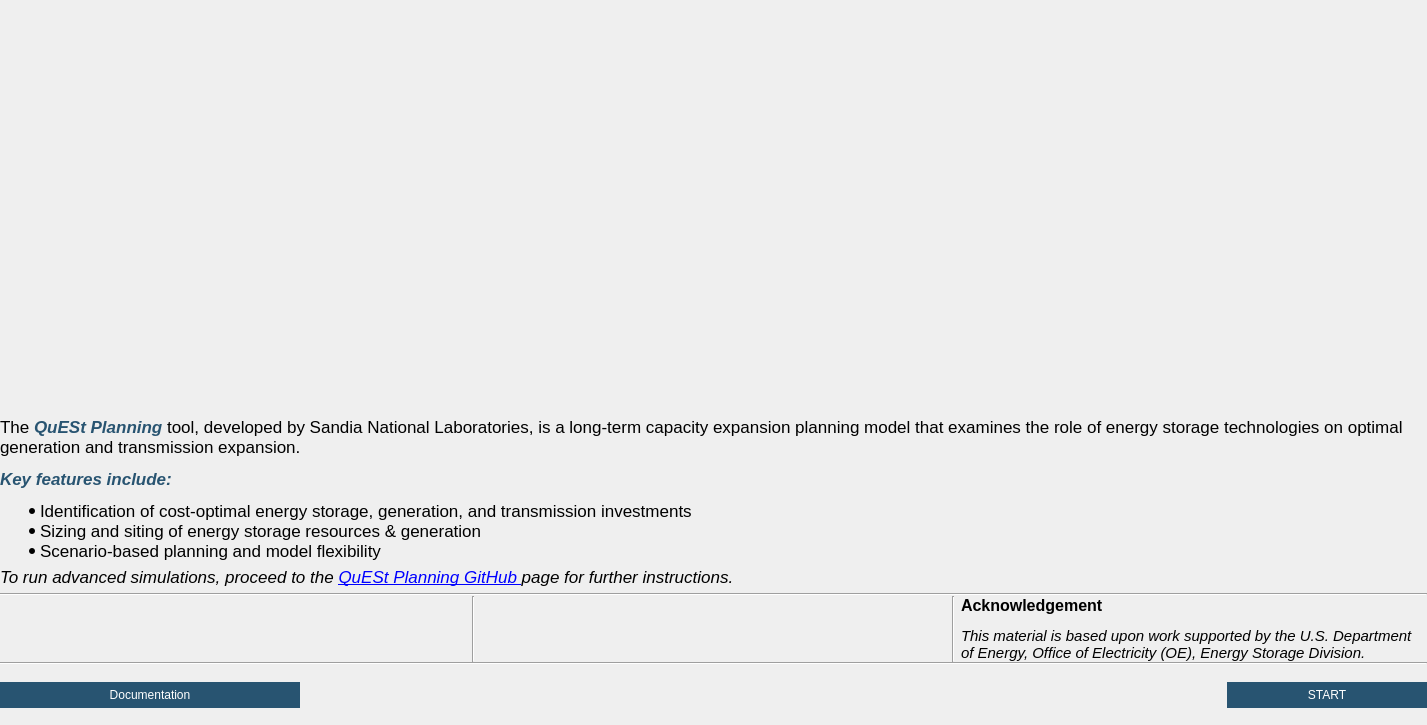
First picture: the form in quest_planning/gui/start_page/ui/start_screen.ui, repository sandialabs/quest_planning, before the edit.
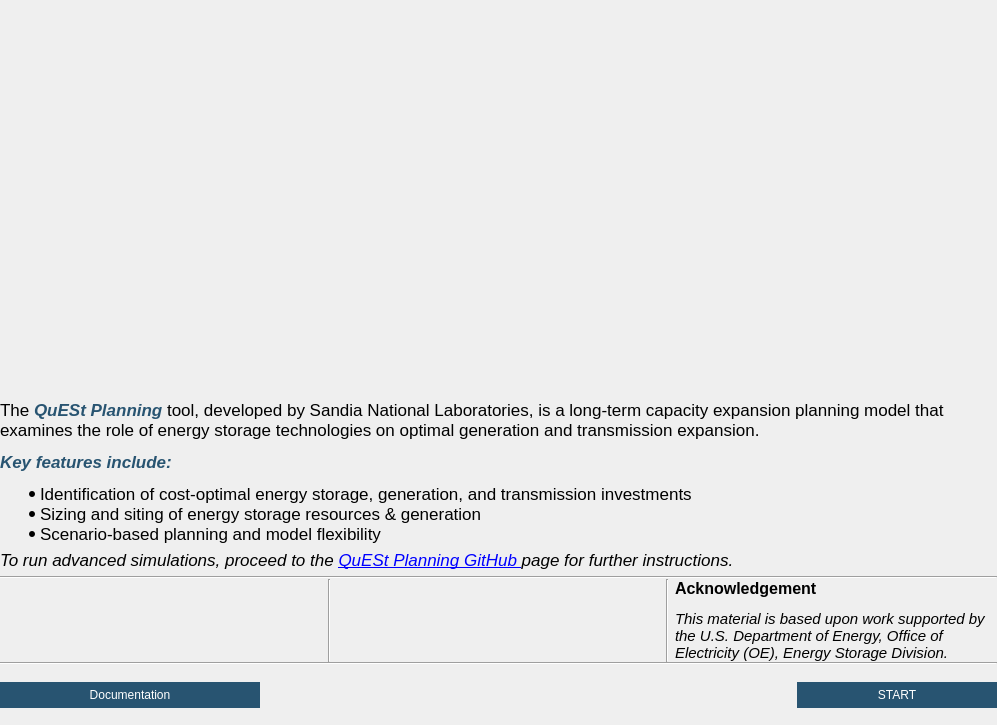
Second picture: the form after the edit. Icons and pictures are not drawn.

Diff of the .ui file:
```diff
--- a/quest_planning/gui/start_page/ui/start_screen.ui
+++ b/quest_planning/gui/start_page/ui/start_screen.ui
@@ -6,7 +6,7 @@
    <rect>
     <x>0</x>
     <y>0</y>
-    <width>1427</width>
+    <width>997</width>
     <height>725</height>
    </rect>
   </property>
```
